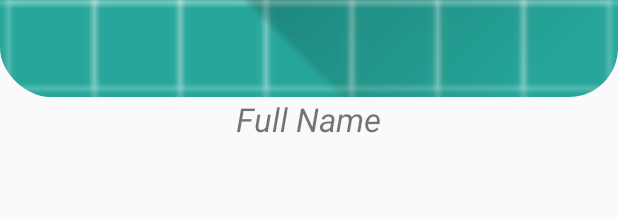
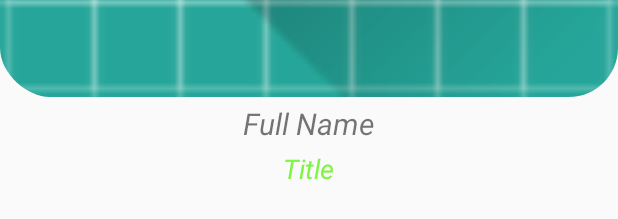
Before and after one commit to ViWu/TeamApp, an Android app: the layout row_layout.xml on its own in the app's theme, with its tools: preview values and no code run, on a phone screen of 412 x 824 dp. Shown: the part 521-740 px from the top of the screen. Run offline under Robolectric (Android 15) with nearby library versions, the phone set to English and light mode, and no system bars.

Commit message:
Added title
Added title to each recyclerview grid and adjusted font sizes + padding.

```diff
--- a/app/src/main/java/com/team/meet/meettheteam/TeamAdapter.java
+++ b/app/src/main/java/com/team/meet/meettheteam/TeamAdapter.java
@@ -41,6 +41,7 @@ public class TeamAdapter extends RecyclerView.Adapter<TeamAdapter.ViewHolder>{
         Log.i("VICTOR", "member avatar url downloading: " + members.get(i).avatar);
 
         viewHolder.tvName.setText(members.get(i).firstName + " " +members.get(i).lastName);
+        viewHolder.tvTitle.setText(members.get(i).title);
         viewHolder.downloadAvatar(members.get(i).avatar);
         //Picasso.with(context).load(members.get(i).avatar).resize(240, 120).into(viewHolder.ivAvatar);
     }
@@ -54,11 +55,14 @@ public class TeamAdapter extends RecyclerView.Adapter<TeamAdapter.ViewHolder>{
 
     public class ViewHolder extends RecyclerView.ViewHolder{
         private TextView tvName;
+        private  TextView tvTitle;
         private ImageView ivAvatar;
+
         public ViewHolder(View view) {
             super(view);
 
             tvName = (TextView)view.findViewById(R.id.tvName);
+            tvTitle = (TextView)view.findViewById(R.id.tvTitle);
             ivAvatar = (ImageView) view.findViewById(R.id.ivAvatar);
         }
 
--- a/app/src/main/res/layout/row_layout.xml
+++ b/app/src/main/res/layout/row_layout.xml
@@ -14,9 +14,26 @@
     <TextView
         android:id="@+id/tvName"
         android:layout_gravity="center"
+        android:textAlignment="center"
         android:textStyle="italic"
         android:layout_width="wrap_content"
         android:layout_height="wrap_content"
         android:text="Full Name"
-        android:textSize="22dp"/>
+        android:textSize="20dp"
+        android:padding="4dp"/>
+
+    <TextView
+        android:id="@+id/tvTitle"
+        android:layout_gravity="center"
+        android:textAlignment="center"
+        android:textStyle="italic"
+        android:textColor="#80f442"
+        android:layout_width="wrap_content"
+        android:layout_height="wrap_content"
+        android:text="Title"
+        android:textSize="18dp"
+        android:paddingRight="4dp"
+        android:paddingLeft="4dp"
+        android:paddingBottom="4dp"/>
+
 </LinearLayout>
```
